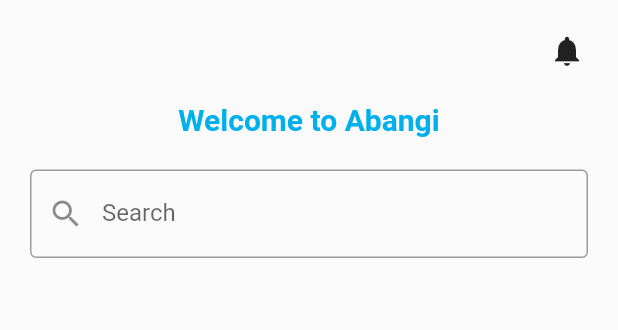
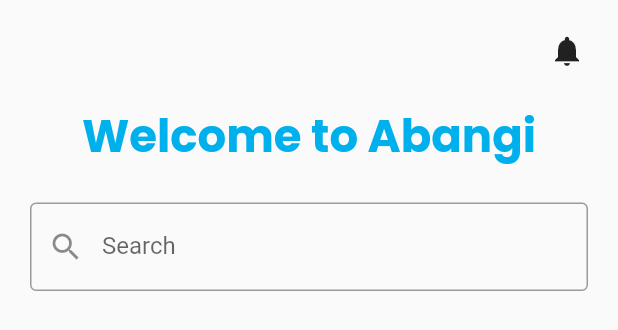
Before and after one commit to nealsotes/abangi_v1, a Flutter app: the HomeWidget widget shown alone on an empty page, opened directly, on a phone screen of 412 x 824 dp. Shown: the top 330 px of the screen. Run offline on Flutter 3.47's test engine with Material 2 defaults, Android fonts, the phone set to English and light mode, and no system bars; our stand-ins replace email_validator, firebase_auth, firebase_core, parse_server_sdk_flutter, shared_preferences; accounts and stored records are empty.

Commit message:
Refactor code

```diff
--- a/lib/pages/home.dart
+++ b/lib/pages/home.dart
@@ -1,5 +1,5 @@
-import 'package:abangi_v1/pages/dash.dart';
-import 'package:abangi_v1/pages/login.dart';
+// ignore_for_file: prefer_const_constructors
+import 'package:abangi_v1/styles/styles.dart';
 import 'package:firebase_auth/firebase_auth.dart';
 import 'package:flutter/material.dart';
 import 'package:parse_server_sdk_flutter/parse_server_sdk.dart';
@@ -15,9 +15,7 @@ class Home extends StatelessWidget {
       home: Scaffold(
         body: HomeWidget(),
       ),
-      theme: ThemeData(
-          scaffoldBackgroundColor: const Color.fromARGB(255, 255, 255, 255),
-          fontFamily: 'Poppins'),
+      theme: Styles.primaryTheme,
     );
   }
 }
@@ -43,70 +41,29 @@ class _MyStatefulWidgetState extends State<HomeWidget> {
         padding: const EdgeInsets.all(10),
         child: ListView(
           children: <Widget>[
-            /*   new Positioned(
-              child: AppBar(
-                title: Text(''), // You can add title here
-                leading: new IconButton(
-                  icon: new Icon(Icons.arrow_back, color: Colors.grey),
-                  onPressed: () {
-                    Navigator.push(
-                      context,
-                      MaterialPageRoute(builder: (context) => Welcome()),
-                    );
-                  },
-                ),
-                backgroundColor: Colors.white,
-                //You can make this transparent
-                elevation: 0.0, //No shadow
-              ),
-            ), */
             Container(
                 alignment: Alignment.topRight,
                 // ignore: unnecessary_new
                 child: new IconButton(
                     onPressed: () {}, icon: Icon(Icons.notifications))),
-
             Container(
                 padding: const EdgeInsets.fromLTRB(10, 0, 10, 2),
-                child: FutureBuilder<ParseUser?>(
-                  future: getData(),
-                  builder: (context, snapshot) {
-                    switch (snapshot.connectionState) {
-                      case ConnectionState.none:
-                      case ConnectionState.waiting:
-                        return Center(
-                          child: SizedBox(
-                            width: 100,
-                            height: 100,
-                            child: CircularProgressIndicator(),
-                          ),
-                        );
-                      //TODO
-                      default:
-                        return Padding(
+                child: Padding(
                   padding: const EdgeInsets.all(10),
                   child: Column(
                     crossAxisAlignment: CrossAxisAlignment.stretch,
                     mainAxisAlignment: MainAxisAlignment.center,
+                    // ignore: prefer_const_literals_to_create_immutables
                     children: [
                       Center(
                         child: Text(
                           'Welcome to Abangi',
-                                  style: TextStyle(
-                                      color: Color.fromRGBO(0, 176, 236, 1),
-                                      fontWeight: FontWeight.w600,
-                                      fontSize: 20),
+                          style: Styles.title,
                         ),
                       )
                     ],
                   ),
-                        );
-                    }
-                  },
                 )),
-
-            // ignore: avoid_unnecessary_containers
-
             Container(
               padding: const EdgeInsets.all(10),
               child: TextField(
--- /dev/null
+++ b/lib/styles/styles.dart
@@ -0,0 +1,39 @@
+import 'package:flutter/material.dart';
+
+class Styles {
+  static const TextStyle title = TextStyle(
+    fontFamily: 'Poppins',
+    fontSize: 30,
+    fontWeight: FontWeight.w600,
+    color: Color.fromRGBO(0, 176, 236, 1),
+  );
+  static const TextStyle subtitle = TextStyle(
+    fontFamily: 'Poppins',
+    fontSize: 15,
+    fontWeight: FontWeight.w500,
+    color: Colors.black,
+  );
+  static const TextStyle body = TextStyle(
+    fontFamily: 'Poppins',
+    fontSize: 15,
+    fontWeight: FontWeight.w400,
+    color: Colors.black,
+  );
+  static const TextStyle caption = TextStyle(
+    fontFamily: 'Poppins',
+    fontSize: 13,
+    fontWeight: FontWeight.w400,
+    color: Colors.grey,
+  );
+  // ignore: prefer_const_constructors
+  static final formHeader = TextStyle(
+    fontFamily: 'Poppins',
+    fontSize: 20,
+    fontWeight: FontWeight.w400,
+    color: Colors.grey,
+  );
+
+  static ThemeData primaryTheme = ThemeData(
+      scaffoldBackgroundColor: const Color.fromARGB(255, 255, 255, 255),
+      fontFamily: 'Poppins');
+}
--- a/pubspec.yaml
+++ b/pubspec.yaml
@@ -46,6 +46,7 @@ dependencies:
   cloud_firestore: ^3.4.1
   email_validator: ^2.1.2
   modal_progress_hud: ^0.1.3
+  provider: ^6.0.3
 dev_dependencies:
   flutter_test:
     sdk: flutter
```
Also changed, not shown: lib/pages/account.dart (+7 -5 lines), lib/pages/activity.dart (+8 -5 lines), lib/pages/create_listing.dart (+9 -17 lines), lib/pages/messages.dart (+8 -5 lines), lib/pages/signup.dart (+3 -7 lines), pubspec.lock. Lines whose indentation alone changed are shown as unchanged.
